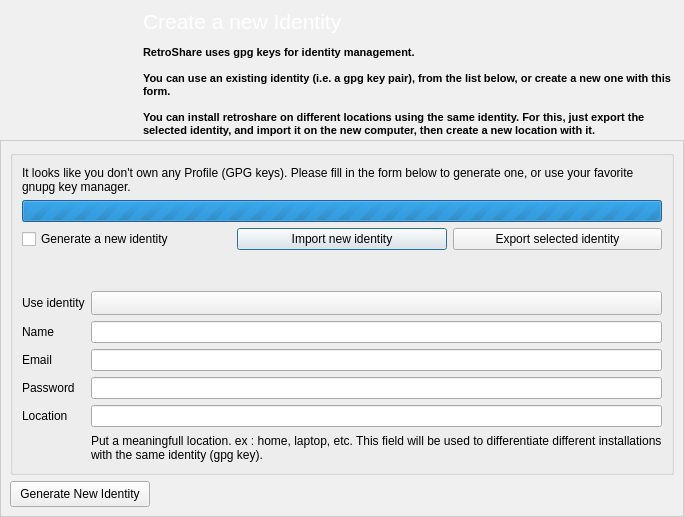
RetroShare/RetroShare, file retroshare-gui/src/gui/GenCertDialog.ui: the form before one commit.
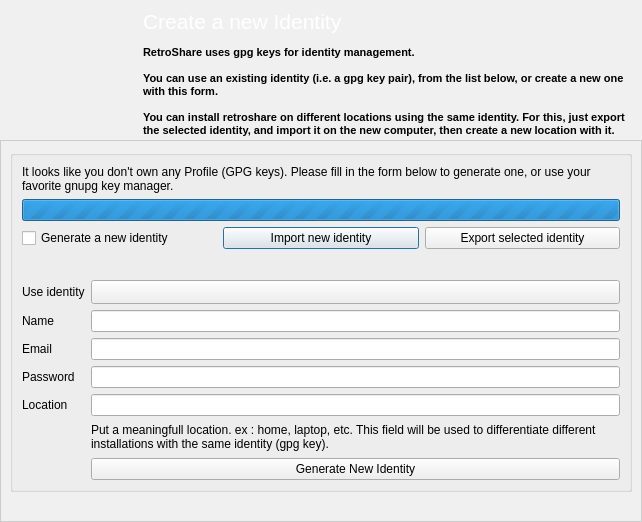
The form after the commit. Icons and pictures are not drawn.

Commit message: moved create profile button into top groupbox and changed the size

Patch:
```diff
--- a/retroshare-gui/src/gui/GenCertDialog.ui
+++ b/retroshare-gui/src/gui/GenCertDialog.ui
@@ -6,8 +6,8 @@
    <rect>
     <x>0</x>
     <y>0</y>
-    <width>684</width>
-    <height>517</height>
+    <width>642</width>
+    <height>522</height>
    </rect>
   </property>
   <property name="sizePolicy">
@@ -593,8 +593,8 @@
         <property name="title">
          <string/>
         </property>
-        <layout class="QVBoxLayout" name="verticalLayout">
-         <item>
+        <layout class="QGridLayout" name="gridLayout_2">
+         <item row="0" column="0" colspan="2">
           <widget class="QLabel" name="no_gpg_key_label">
            <property name="text">
             <string>It looks like you don't own any Profile (GPG keys). Please fill in the form below to generate one, or use your favorite gnupg key manager.</string>
@@ -604,7 +604,7 @@
            </property>
           </widget>
          </item>
-         <item>
+         <item row="1" column="0" colspan="2">
           <widget class="QProgressBar" name="progressBar">
            <property name="maximum">
             <number>0</number>
@@ -617,7 +617,7 @@
            </property>
           </widget>
          </item>
-         <item>
+         <item row="2" column="0" colspan="2">
           <layout class="QHBoxLayout" name="horizontalLayout_2">
            <item>
             <widget class="QCheckBox" name="new_gpg_key_checkbox">
@@ -664,7 +664,7 @@
            </item>
           </layout>
          </item>
-         <item>
+         <item row="3" column="0">
           <widget class="QLabel" name="progress_label">
            <property name="maximumSize">
             <size>
@@ -677,44 +677,42 @@
            </property>
           </widget>
          </item>
-         <item>
-          <layout class="QGridLayout" name="gridLayout_2">
-           <item row="0" column="0">
+         <item row="4" column="0">
             <widget class="QLabel" name="genPGPuserlabel">
              <property name="text">
               <string>Use identity</string>
              </property>
             </widget>
            </item>
-           <item row="0" column="1">
+         <item row="4" column="1">
             <widget class="QComboBox" name="genPGPuser">
              <property name="toolTip">
               <string>Your profile is associated to a GPG key. RetroShare currently ignores DSA keys.</string>
              </property>
             </widget>
            </item>
-           <item row="1" column="0">
+         <item row="5" column="0">
             <widget class="QLabel" name="name_label">
              <property name="text">
               <string>Name</string>
              </property>
             </widget>
            </item>
-           <item row="1" column="1">
+         <item row="5" column="1">
             <widget class="QLineEdit" name="name_input">
              <property name="toolTip">
               <string>Enter here your nickname</string>
              </property>
             </widget>
            </item>
-           <item row="2" column="0">
+         <item row="6" column="0">
             <widget class="QLabel" name="email_label">
              <property name="text">
               <string>Email</string>
              </property>
             </widget>
            </item>
-           <item row="2" column="1">
+         <item row="6" column="1">
             <widget class="QLineEdit" name="email_input">
              <property name="toolTip">
               <string>Be careful: this email will be visible to your friends and friends 
@@ -723,7 +721,7 @@
              </property>
             </widget>
            </item>
-           <item row="3" column="0">
+         <item row="7" column="0">
             <widget class="QLabel" name="password_label">
              <property name="toolTip">
               <string>This Password is for GPG</string>
@@ -733,7 +731,7 @@
              </property>
             </widget>
            </item>
-           <item row="3" column="1">
+         <item row="7" column="1">
             <widget class="QLineEdit" name="password_input">
              <property name="toolTip">
               <string>Put a strong password here. This password protects your GPG key.</string>
@@ -746,17 +744,17 @@
              </property>
             </widget>
            </item>
-           <item row="4" column="0">
+         <item row="8" column="0">
             <widget class="QLabel" name="location_label">
              <property name="text">
               <string>Location</string>
              </property>
             </widget>
            </item>
-           <item row="4" column="1">
+         <item row="8" column="1">
             <widget class="QLineEdit" name="location_input"/>
            </item>
-           <item row="5" column="1">
+         <item row="9" column="1">
             <widget class="QLabel" name="label_location2">
              <property name="minimumSize">
               <size>
@@ -778,14 +776,7 @@
              </property>
             </widget>
            </item>
-          </layout>
-         </item>
-        </layout>
-       </widget>
-      </item>
-      <item row="1" column="0">
-       <layout class="QHBoxLayout" name="horizontalLayout">
-        <item>
+         <item row="10" column="1">
          <widget class="QPushButton" name="genButton">
           <property name="maximumSize">
            <size>
@@ -793,6 +784,9 @@
             <height>26</height>
            </size>
           </property>
+           <property name="styleSheet">
+            <string notr="true"/>
+           </property>
           <property name="text">
            <string>Generate New Identity</string>
           </property>
@@ -802,6 +796,11 @@
           </property>
          </widget>
         </item>
+        </layout>
+       </widget>
+      </item>
+      <item row="1" column="0">
+       <layout class="QHBoxLayout" name="horizontalLayout">
         <item>
          <spacer name="horizontalSpacer_2">
           <property name="orientation">
```
Lines whose indentation alone changed are shown as unchanged.
